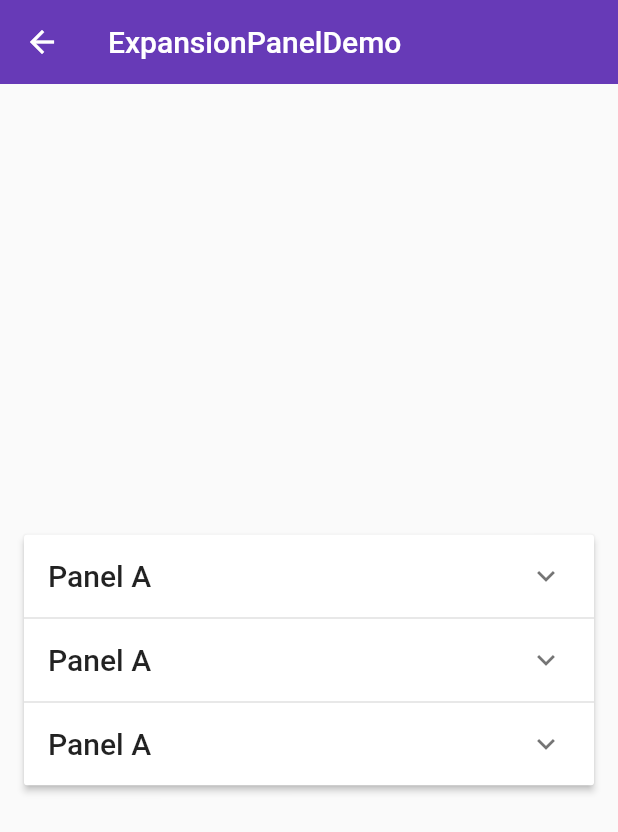
After one commit to capricorntb/flutter, a Flutter app: the screen it shows after launch, after a tap on "ExpansionPanelDemo", on a phone screen of 412 x 824 dp. The commit adds this screen. Shown: the top 832 px of the screen. Run offline on Flutter 3.47's test engine with Material 2 defaults, Android fonts, the phone set to English and light mode, and no system bars.

Commit message:
面板列表项目报错

```diff
--- a/lib/demo/buttons.dart
+++ b/lib/demo/buttons.dart
@@ -6,6 +6,11 @@ import './radio_demo.dart';
 import './switch_demo.dart';
 import './slider_demo.dart';
 import './datetime_demo.dart';
+import './simple_dialog_demo.dart';
+import './alert_dialog_demo.dart';
+import './bottom_sheet_demo.dart';
+import './snack_bar_demo.dart';
+import './expansion_panel_demo.dart';
 
 class Buttons extends StatelessWidget {
   @override
@@ -17,6 +22,11 @@ class Buttons extends StatelessWidget {
       ),
       body: ListView(
         children: <Widget>[
+          ListItem(title: 'ExpansionPanelDemo', page: ExpansionPanelDemo(),),
+          ListItem(title: 'SnackBarDemo', page: SnackBarDemo(),),
+          ListItem(title: 'BottomSheetDemo', page: BottomSheetDemo(),),
+          ListItem(title: 'AlertDialogDemo', page: AlertDialogDemo()),
+          ListItem(title: 'SimpleDialogDemo', page: SimpleDialogDemo()),
           ListItem(title: 'SliderDemo', page: SliderDemo()),
           ListItem(title: 'CheckboxButtonDemo', page: CheckboxDemo()),
           ListItem(title: 'PopupMenuButton', page: PopupMenuButtonDemo()),
--- /dev/null
+++ b/lib/demo/expansion_panel_demo.dart
@@ -0,0 +1,103 @@
+import 'dart:async';
+import 'package:flutter/material.dart';
+
+class ExpansionPanelItem {
+  final String headerText;
+  final Widget body;
+  bool isExpanded;
+  ExpansionPanelItem({
+    this.headerText,
+    this.body,
+    this.isExpanded,
+  });
+}
+
+class ExpansionPanelDemo extends StatefulWidget {
+  @override
+  _ExpansionPanelDemoState createState() => _ExpansionPanelDemoState();
+}
+
+class _ExpansionPanelDemoState extends State<ExpansionPanelDemo> {
+  // bool _isExpanded = false;
+  List<ExpansionPanelItem> _expansionPanelItems;
+  @override
+  void initState() {
+    // TODO: implement initState
+    super.initState();
+    _expansionPanelItems = <ExpansionPanelItem>[
+      ExpansionPanelItem(
+        headerText: 'Panel A',
+        body: Container(
+          padding: EdgeInsets.all(16.0),
+          child: Text(
+            'Panel A',
+            style: Theme.of(context).textTheme.title,
+          ),
+        ),
+        isExpanded: false,
+      ),
+      ExpansionPanelItem(
+        headerText: 'Panel B',
+        body: Container(
+          padding: EdgeInsets.all(16.0),
+          child: Text(
+            'Panel B',
+            style: Theme.of(context).textTheme.title,
+          ),
+        ),
+        isExpanded: false,
+      ),
+      ExpansionPanelItem(
+        headerText: 'Panel C',
+        body: Container(
+          padding: EdgeInsets.all(16.0),
+          child: Text(
+            'Panel C',
+            style: Theme.of(context).textTheme.title,
+          ),
+        ),
+        isExpanded: false,
+      ),
+    ];
+  }
+
+  @override
+  Widget build(BuildContext context) {
+    return Scaffold(
+      appBar: AppBar(
+        title: Text('ExpansionPanelDemo'),
+        elevation: 0.0,
+      ),
+      body: Container(
+        padding: EdgeInsets.all(16.0),
+        child: Column(
+          mainAxisAlignment: MainAxisAlignment.center,
+          children: <Widget>[
+            ExpansionPanelList(
+              expansionCallback: (int panelIdex, bool isExpanded) {
+                setState(() {
+                  _expansionPanelItems[panelIdex].isExpanded = !isExpanded;
+                });
+              },
+              children: _expansionPanelItems.map((ExpansionPanelItem item) {
+                return ExpansionPanel(
+                  isExpanded: item.isExpanded,
+                  body: item.body,
+                  headerBuilder: (BuildContext context, bool isExpanded) {
+                    return Container(
+                      padding: EdgeInsets.all(16.0),
+                      child: Text(
+                        'Panel A',
+                        style: Theme.of(context).textTheme.title,
+                      ),
+                    );
+                  },
+                );
+              }).toList(),
+            ),
+          ],
+        ),
+      ),
+    );
+  }
+}
```
Also changed, not shown: lib/demo/1.dart (added, +18 -0 lines), lib/demo/alert_dialog_demo.dart (added, +85 -0 lines), lib/demo/bottom_sheet_demo.dart (added, +101 -0 lines), lib/demo/simple_dialog_demo.dart (added, +93 -0 lines), lib/demo/snack_bar_demo.dart (added, +51 -0 lines).
